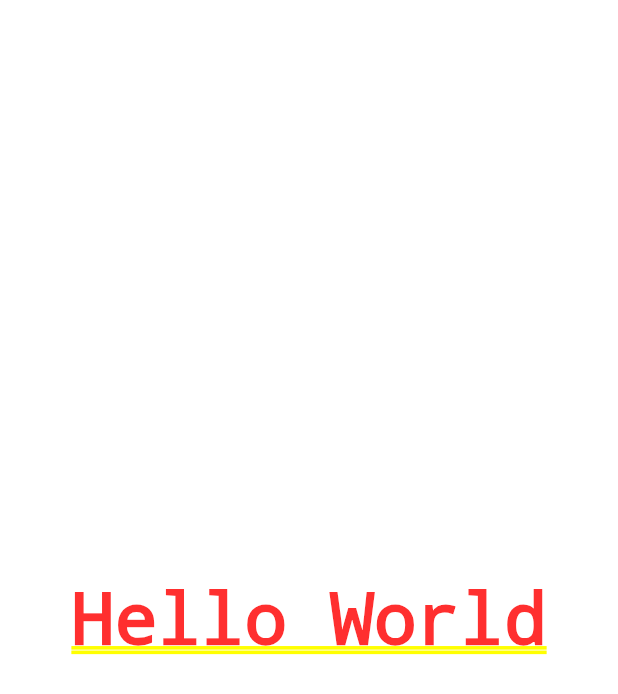
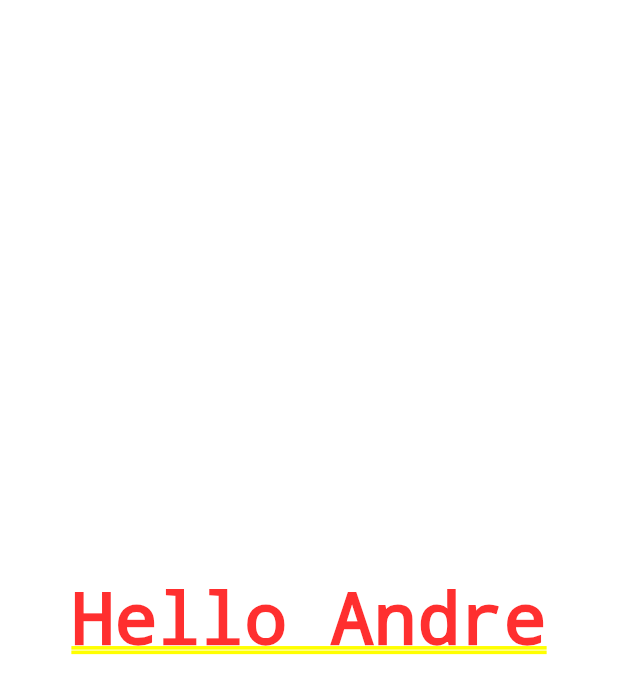
Before and after one commit to andredippenaar/my_dashatar_app, a Flutter app: the screen it shows after launch, on a phone screen of 412 x 824 dp. Shown: the top 694 px of the screen. Run offline on Flutter 3.47's test engine with Material 2 defaults, Android fonts, the phone set to English and light mode, and no system bars.

Commit message:
Initial commit

```diff
--- a/lib/main.dart
+++ b/lib/main.dart
@@ -5,7 +5,7 @@ void main() {
     MaterialApp(
       debugShowCheckedModeBanner: false,
       home: Center(
-        child: Text("Hello World"),
+        child: Text("Hello Andre"),
       ),
     ),
   );
```
